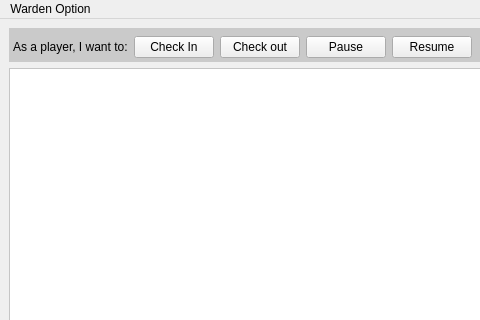
This is src/SessionWindow.ui in simophin/game-matcher-qt as Qt 5 draws it before an edit; both pictures show x 0 to 480 and y 0 to 320 of the 964 by 659 pixel window. The edited form follows.
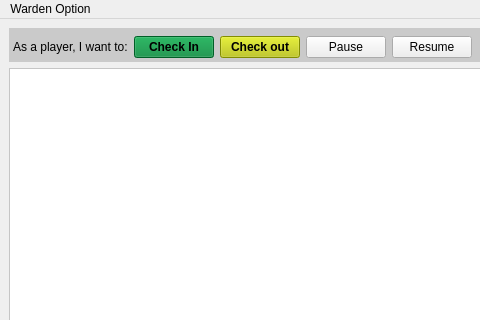
This is the edited form.

The edit to the form file:
```diff
--- a/src/SessionWindow.ui
+++ b/src/SessionWindow.ui
@@ -55,6 +55,15 @@
          </item>
          <item>
           <widget class="QPushButton" name="checkInButton">
+           <property name="font">
+            <font>
+             <weight>75</weight>
+             <bold>true</bold>
+            </font>
+           </property>
+           <property name="styleSheet">
+            <string notr="true">background-color: rgb(0, 133, 55)</string>
+           </property>
            <property name="text">
             <string>Check In</string>
            </property>
@@ -65,6 +74,16 @@
          </item>
          <item>
           <widget class="QPushButton" name="checkOutButton">
+           <property name="font">
+            <font>
+             <weight>75</weight>
+             <bold>true</bold>
+            </font>
+           </property>
+           <property name="styleSheet">
+            <string notr="true">background-color: rgb(184, 197, 0);
+color: black</string>
+           </property>
            <property name="text">
             <string>Check out</string>
            </property>
```
